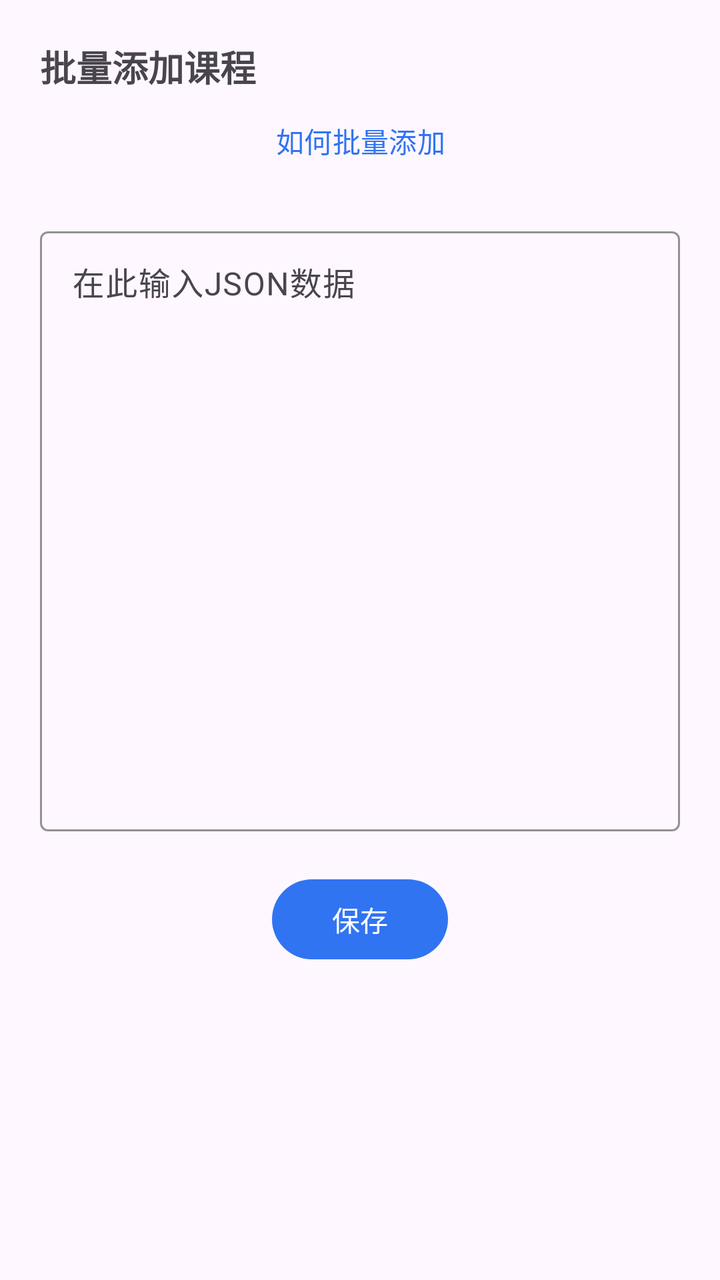
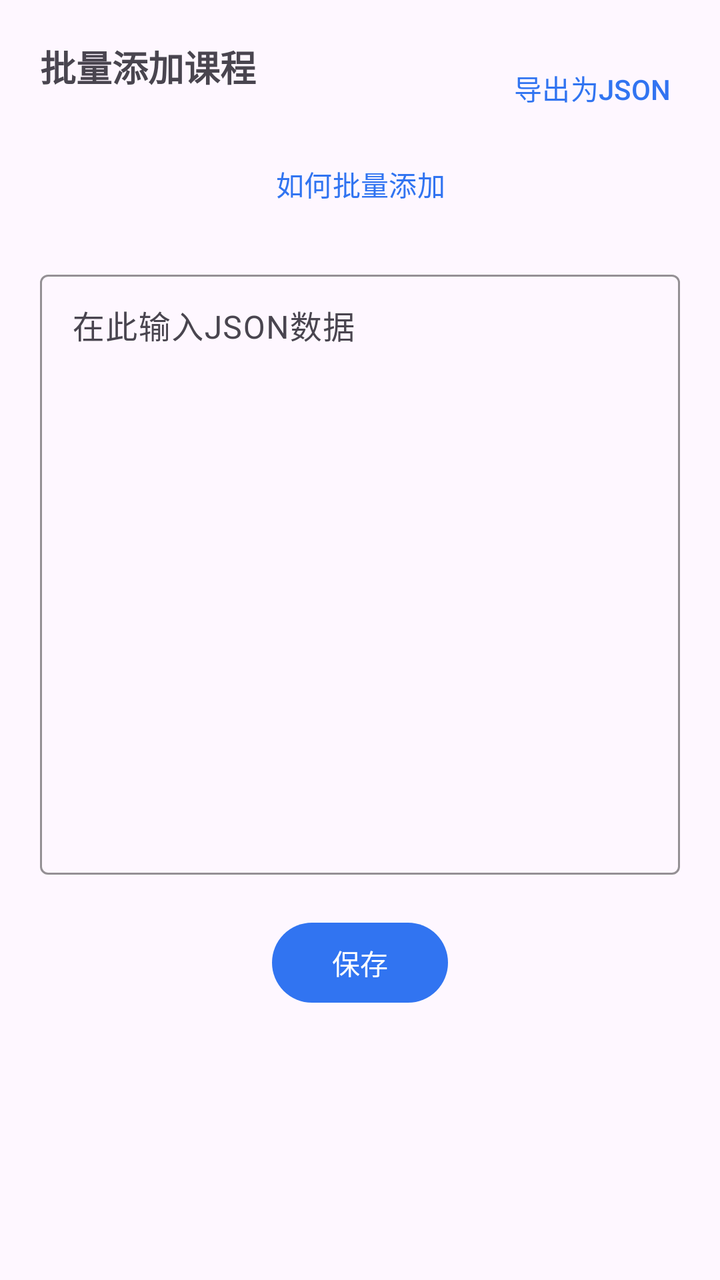

An Android layout rendered at two revisions. The XML below is the earlier revision; the diff shows what the commit changed to produce the second picture.
<!-- AndroidManifest.xml: application theme Theme.ClassSchedule -->
<!-- res/layout/dialog_batch_add_course.xml -->
<?xml version="1.0" encoding="utf-8"?>
<LinearLayout xmlns:android="http://schemas.android.com/apk/res/android"
              xmlns:app="http://schemas.android.com/apk/res-auto"
              android:layout_width="match_parent" android:layout_height="match_parent"
              android:orientation="vertical"
              android:padding="20dp"
              android:layout_marginBottom="16dp">
    <TextView
            android:layout_width="wrap_content"
            android:layout_height="wrap_content"
            android:id="@+id/tv_add_course_dialog_title"
            android:text="@string/batch_add_course"
            android:textSize="18sp"
            android:textStyle="bold"/>
    <LinearLayout android:layout_width="match_parent" android:layout_height="wrap_content"
                  android:orientation="vertical"
                  android:gravity="center">
        <com.google.android.material.button.MaterialButton
                android:id="@+id/btn_how_to_batch_add_course"
                android:padding="4dp"
                style="@style/Widget.Material3.Button.TextButton"
                android:layout_width="wrap_content"
                android:layout_height="wrap_content"
                android:text="@string/how_to_batch_add_course"
                android:textColor="@color/main_theme"/>
        <com.google.android.material.textfield.TextInputLayout
                android:id="@+id/til_batch_input"
                style="@style/Widget.Material3.TextInputLayout.OutlinedBox"
                android:layout_width="match_parent"
                android:layout_height="wrap_content"
                android:layout_marginTop="16dp"
                android:hint="@string/put_json_data_hero"
                app:boxStrokeColor="@color/main_theme"
                app:hintTextColor="@color/light_gray">
            <com.google.android.material.textfield.TextInputEditText
                    android:id="@+id/et_batch_input"
                    android:layout_width="match_parent"
                    android:layout_height="300dp"
                    android:gravity="top"
                    android:inputType="textMultiLine"
                    android:scrollbars="vertical"/>
        </com.google.android.material.textfield.TextInputLayout>
        <com.google.android.material.button.MaterialButton
                android:id="@+id/btn_save"
                android:layout_width="wrap_content"
                android:layout_height="wrap_content"
                android:gravity="center"
                android:layout_gravity="center"
                android:layout_marginTop="20dp"
                android:text="@string/save"
                app:backgroundTint="@color/main_theme"
                app:cornerRadius="20dp"/>
    </LinearLayout>
</LinearLayout>
<!-- resources referenced by this layout -->
<resources>
  <color name="light_gray">#B0B0B0</color>
  <color name="main_theme">#3174F1</color>
  <string name="batch_add_course">批量添加课程</string>
  <string name="how_to_batch_add_course">如何批量添加</string>
  <string name="put_json_data_hero">在此输入JSON数据</string>
  <string name="save">保存</string>
  <style name="Theme.ClassSchedule" parent="Theme.Material3.DayNight.NoActionBar">
          
          <item name="colorPrimary">@color/purple_500</item>
          <item name="colorPrimaryVariant">@color/purple_700</item>
          <item name="colorOnPrimary">@color/white</item>
          
          <item name="colorSecondary">@color/teal_200</item>
          <item name="colorSecondaryVariant">@color/teal_700</item>
          <item name="colorOnSecondary">@color/black</item>
          
          <item name="android:statusBarColor">?attr/colorPrimaryVariant</item>
          
      </style>
  <color name="purple_500">#FF6200EE</color>
  <color name="purple_700">#FF3700B3</color>
  <color name="white">#FFFFFFFF</color>
  <color name="teal_200">#FF03DAC5</color>
  <color name="teal_700">#FF018786</color>
  <color name="black">#FF000000</color>
</resources>

<!-- the commit's change to res/layout/dialog_batch_add_course.xml (unified diff, before → after) -->
@@ -5,13 +5,30 @@
               android:orientation="vertical"
               android:padding="20dp"
               android:layout_marginBottom="16dp">
-    <TextView
-            android:layout_width="wrap_content"
-            android:layout_height="wrap_content"
-            android:id="@+id/tv_add_course_dialog_title"
-            android:text="@string/batch_add_course"
-            android:textSize="18sp"
-            android:textStyle="bold"/>
+    <androidx.constraintlayout.widget.ConstraintLayout android:layout_width="match_parent"
+                                                       android:layout_height="wrap_content">
+        <TextView
+                android:layout_width="wrap_content"
+                android:layout_height="wrap_content"
+                android:id="@+id/tv_add_course_dialog_title"
+                android:text="@string/batch_add_course"
+                android:textSize="18sp"
+                android:textStyle="bold"
+                app:layout_constraintStart_toStartOf="parent"
+                app:layout_constraintTop_toTopOf="parent"/>
+        <com.google.android.material.button.MaterialButton
+                android:id="@+id/btn_export_as_json"
+                android:padding="4dp"
+                style="@style/Widget.Material3.Button.TextButton"
+                android:layout_width="wrap_content"
+                android:layout_height="wrap_content"
+                android:text="@string/export_as_json"
+                android:textColor="@color/main_theme"
+                app:layout_constraintEnd_toEndOf="parent"
+                app:layout_constraintTop_toTopOf="parent"
+                app:layout_constraintBottom_toBottomOf="parent"/>
+                
+    </androidx.constraintlayout.widget.ConstraintLayout>
     <LinearLayout android:layout_width="match_parent" android:layout_height="wrap_content"
                   android:orientation="vertical"
                   android:gravity="center">
@@ -23,6 +40,7 @@
                 android:layout_height="wrap_content"
                 android:text="@string/how_to_batch_add_course"
                 android:textColor="@color/main_theme"/>
+        
         <com.google.android.material.textfield.TextInputLayout
                 android:id="@+id/til_batch_input"
                 style="@style/Widget.Material3.TextInputLayout.OutlinedBox"
<!-- resource entries referenced after the edit -->
@@ -3,6 +3,7 @@
   <color name="light_gray">#B0B0B0</color>
   <color name="main_theme">#3174F1</color>
   <string name="batch_add_course">批量添加课程</string>
+  <string name="export_as_json">导出为JSON</string>
   <string name="how_to_batch_add_course">如何批量添加</string>
   <string name="put_json_data_hero">在此输入JSON数据</string>
   <string name="save">保存</string>
